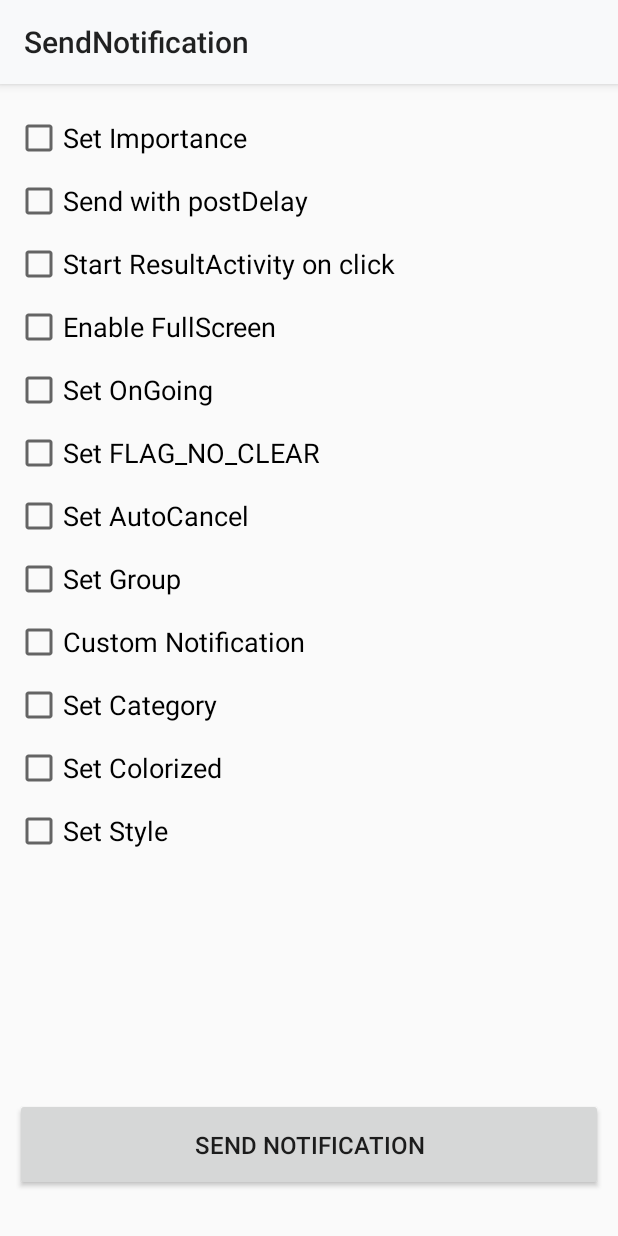
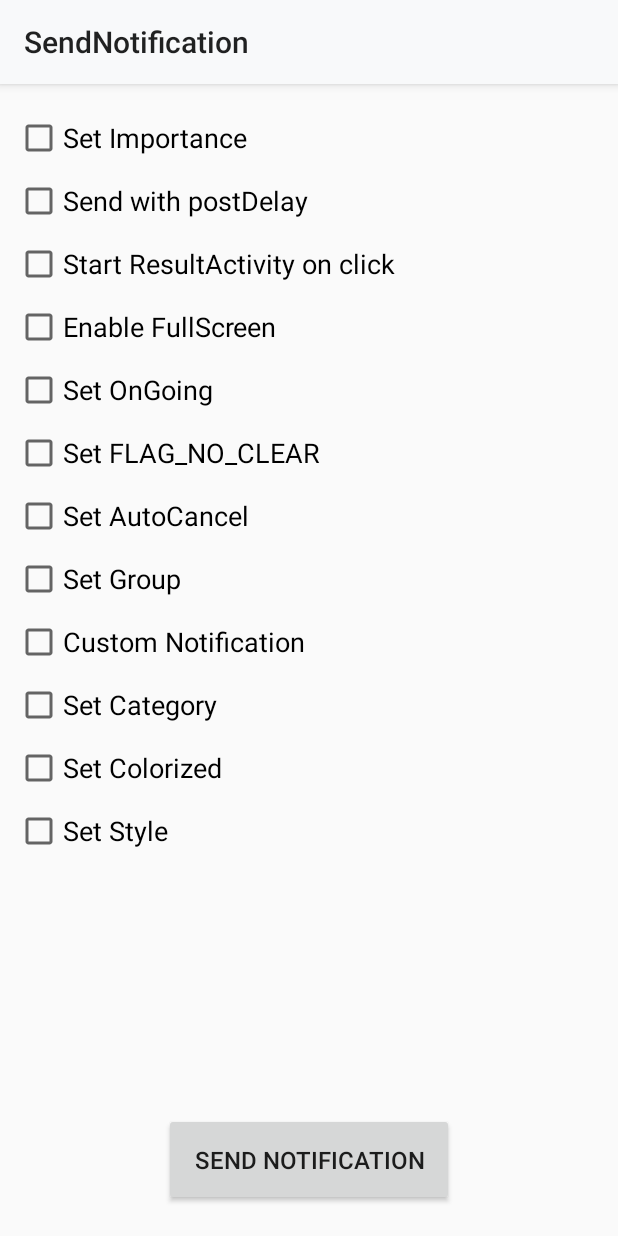
Before and after one commit to layonmartins/SendNotification, an Android app: the screen it shows after launch (MainActivity), on a phone screen of 412 x 824 dp. Run offline under Robolectric (Android 15) with nearby library versions, the phone set to English and light mode, and no system bars.

Commit message:
update sendNotification buttom

```diff
--- a/app/build.gradle
+++ b/app/build.gradle
@@ -25,4 +25,5 @@ dependencies {
     testImplementation 'junit:junit:4.12'
     androidTestImplementation 'androidx.test.ext:junit:1.1.0'
     androidTestImplementation 'androidx.test.espresso:espresso-core:3.1.1'
+
 }
--- a/app/src/main/res/layout/activity_main.xml
+++ b/app/src/main/res/layout/activity_main.xml
@@ -11,10 +11,10 @@
         android:id="@+id/scrollview"
         android:layout_width="match_parent"
         android:layout_height="0dp"
+        app:layout_constraintBottom_toTopOf="@id/send_button"
+        app:layout_constraintEnd_toEndOf="parent"
         app:layout_constraintStart_toStartOf="parent"
-        app:layout_constraintEnd_toEndOf="parent"
-        app:layout_constraintTop_toTopOf="parent"
-        app:layout_constraintBottom_toTopOf="@id/send_button">
+        app:layout_constraintTop_toTopOf="parent">
 
         <androidx.constraintlayout.widget.ConstraintLayout
             android:id="@+id/scrollConfigs"
@@ -26,9 +26,9 @@
                 android:layout_width="wrap_content"
                 android:layout_height="wrap_content"
                 android:layout_marginTop="@dimen/margin_checkboxs"
+                android:onClick="onCheckBoxImportanceClicked"
+                android:text="Set Importance"
                 android:textSize="@dimen/config_text"
-        android:text="Set Importance"
-        android:onClick="onCheckBoxImportanceClicked"
                 app:layout_constraintStart_toStartOf="parent"
                 app:layout_constraintTop_toTopOf="parent" />
 
@@ -38,19 +38,19 @@
                 android:layout_height="wrap_content"
                 android:layout_marginStart="10dp"
                 android:visibility="gone"
+                app:layout_constraintBaseline_toBaselineOf="@id/checkBox_importance"
                 app:layout_constraintEnd_toEndOf="parent"
                 app:layout_constraintHorizontal_bias="0.0"
-        app:layout_constraintStart_toEndOf="@+id/checkBox_importance"
-        app:layout_constraintBaseline_toBaselineOf="@id/checkBox_importance"/>
+                app:layout_constraintStart_toEndOf="@+id/checkBox_importance" />
 
             <CheckBox
                 android:id="@+id/checkBox_postDelay"
                 android:layout_width="wrap_content"
                 android:layout_height="wrap_content"
                 android:layout_marginTop="@dimen/margin_checkboxs"
+                android:onClick="onCheckBoxSecondsClicked"
+                android:text="Send with postDelay"
                 android:textSize="@dimen/config_text"
-        android:text="Send with postDelay"
-        android:onClick="onCheckBoxSecondsClicked"
                 app:layout_constraintStart_toStartOf="@+id/editText"
                 app:layout_constraintTop_toBottomOf="@+id/checkBox_importance" />
 
@@ -60,24 +60,24 @@
                 android:layout_height="wrap_content"
                 android:layout_marginStart="10dp"
                 android:visibility="gone"
+                app:layout_constraintBaseline_toBaselineOf="@id/checkBox_postDelay"
                 app:layout_constraintEnd_toEndOf="@id/textview_seconds"
                 app:layout_constraintHorizontal_bias="0.0"
-        app:layout_constraintStart_toEndOf="@+id/checkBox_postDelay"
-        app:layout_constraintBaseline_toBaselineOf="@id/checkBox_postDelay"/>
+                app:layout_constraintStart_toEndOf="@+id/checkBox_postDelay" />
 
             <TextView
                 android:id="@+id/textview_seconds"
                 android:layout_width="0dp"
                 android:layout_height="wrap_content"
+                android:ellipsize="end"
+                android:maxLines="1"
                 android:text="sec"
-        android:maxLines="1"
-        android:ellipsize="end"
+                android:textSize="@dimen/config_text"
                 android:visibility="gone"
-        android:textSize="@dimen/config_text"
+                app:layout_constraintBaseline_toBaselineOf="@id/spinner_seconds"
                 app:layout_constraintEnd_toEndOf="parent"
                 app:layout_constraintHorizontal_bias="0.0"
-        app:layout_constraintStart_toEndOf="@id/spinner_seconds"
-        app:layout_constraintBaseline_toBaselineOf="@id/spinner_seconds">
+                app:layout_constraintStart_toEndOf="@id/spinner_seconds">
 
             </TextView>
 
@@ -85,90 +85,82 @@
                 android:id="@+id/checkBox_StartActivity"
                 android:layout_width="wrap_content"
                 android:layout_height="wrap_content"
+                android:layout_marginTop="@dimen/margin_checkboxs"
+                android:text="Start ResultActivity on click"
                 android:textSize="@dimen/config_text"
-        android:text="Start ResultActivity on click"
-        android:layout_marginTop="@dimen/margin_checkboxs"
                 app:layout_constraintStart_toStartOf="@id/checkBox_postDelay"
-        app:layout_constraintTop_toBottomOf="@id/checkBox_postDelay">
-    </CheckBox>
+                app:layout_constraintTop_toBottomOf="@id/checkBox_postDelay"></CheckBox>
 
             <CheckBox
                 android:id="@+id/checkBox_fullScreen"
                 android:layout_width="wrap_content"
                 android:layout_height="wrap_content"
+                android:layout_marginTop="@dimen/margin_checkboxs"
+                android:text="Enable FullScreen"
                 android:textSize="@dimen/config_text"
-        android:text="Enable FullScreen"
-        android:layout_marginTop="@dimen/margin_checkboxs"
                 app:layout_constraintStart_toStartOf="@id/checkBox_StartActivity"
-        app:layout_constraintTop_toBottomOf="@id/checkBox_StartActivity">
-    </CheckBox>
+                app:layout_constraintTop_toBottomOf="@id/checkBox_StartActivity"></CheckBox>
 
             <CheckBox
                 android:id="@+id/checkBox_ongoing"
                 android:layout_width="wrap_content"
                 android:layout_height="wrap_content"
+                android:layout_marginTop="@dimen/margin_checkboxs"
+                android:text="Set OnGoing"
                 android:textSize="@dimen/config_text"
-        android:text="Set OnGoing"
-        android:layout_marginTop="@dimen/margin_checkboxs"
                 app:layout_constraintStart_toStartOf="@id/checkBox_StartActivity"
-        app:layout_constraintTop_toBottomOf="@id/checkBox_fullScreen">
-    </CheckBox>
+                app:layout_constraintTop_toBottomOf="@id/checkBox_fullScreen"></CheckBox>
 
             <CheckBox
                 android:id="@+id/checkBox_flagnoclear"
                 android:layout_width="wrap_content"
                 android:layout_height="wrap_content"
+                android:layout_marginTop="@dimen/margin_checkboxs"
+                android:text="Set FLAG_NO_CLEAR"
                 android:textSize="@dimen/config_text"
-        android:text="Set FLAG_NO_CLEAR"
-        android:layout_marginTop="@dimen/margin_checkboxs"
                 app:layout_constraintStart_toStartOf="@id/checkBox_StartActivity"
-        app:layout_constraintTop_toBottomOf="@id/checkBox_ongoing">
-    </CheckBox>
+                app:layout_constraintTop_toBottomOf="@id/checkBox_ongoing"></CheckBox>
 
             <CheckBox
                 android:id="@+id/checkBox_autocancel"
                 android:layout_width="wrap_content"
                 android:layout_height="wrap_content"
+                android:layout_marginTop="@dimen/margin_checkboxs"
+                android:text="Set AutoCancel"
                 android:textSize="@dimen/config_text"
-        android:text="Set AutoCancel"
-        android:layout_marginTop="@dimen/margin_checkboxs"
                 app:layout_constraintStart_toStartOf="@id/checkBox_StartActivity"
-        app:layout_constraintTop_toBottomOf="@id/checkBox_flagnoclear">
-    </CheckBox>
+                app:layout_constraintTop_toBottomOf="@id/checkBox_flagnoclear"></CheckBox>
 
             <CheckBox
                 android:id="@+id/checkBox_group"
                 android:layout_width="wrap_content"
                 android:layout_height="wrap_content"
+                android:layout_marginTop="@dimen/margin_checkboxs"
+                android:text="Set Group"
                 android:textSize="@dimen/config_text"
-        android:text="Set Group"
-        android:layout_marginTop="@dimen/margin_checkboxs"
                 app:layout_constraintStart_toStartOf="@id/checkBox_StartActivity"
-        app:layout_constraintTop_toBottomOf="@id/checkBox_autocancel">
-    </CheckBox>
+                app:layout_constraintTop_toBottomOf="@id/checkBox_autocancel"></CheckBox>
 
             <CheckBox
                 android:id="@+id/checkBox_custom"
                 android:layout_width="wrap_content"
                 android:layout_height="wrap_content"
+                android:layout_marginTop="@dimen/margin_checkboxs"
+                android:text="Custom Notification"
                 android:textSize="@dimen/config_text"
-        android:text="Custom Notification"
-        android:layout_marginTop="@dimen/margin_checkboxs"
                 app:layout_constraintStart_toStartOf="@id/checkBox_StartActivity"
-        app:layout_constraintTop_toBottomOf="@id/checkBox_group">
-    </CheckBox>
+                app:layout_constraintTop_toBottomOf="@id/checkBox_group"></CheckBox>
 
             <CheckBox
                 android:id="@+id/checkBox_category"
                 android:layout_width="wrap_content"
                 android:layout_height="wrap_content"
+                android:layout_marginTop="@dimen/margin_checkboxs"
+                android:onClick="onCheckBoxCategoryClicked"
+                android:text="Set Category"
                 android:textSize="@dimen/config_text"
-        android:text="Set Category"
-        android:onClick="onCheckBoxCategoryClicked"
-        android:layout_marginTop="@dimen/margin_checkboxs"
                 app:layout_constraintStart_toStartOf="@id/checkBox_StartActivity"
-        app:layout_constraintTop_toBottomOf="@id/checkBox_custom">
-    </CheckBox>
+                app:layout_constraintTop_toBottomOf="@id/checkBox_custom"></CheckBox>
 
             <Spinner
                 android:id="@+id/spinner_category"
@@ -177,9 +169,9 @@
                 android:layout_marginStart="10dp"
                 android:visibility="gone"
                 app:layout_constraintBaseline_toBaselineOf="@id/checkBox_category"
+                app:layout_constraintEnd_toEndOf="parent"
                 app:layout_constraintHorizontal_bias="0.0"
-        app:layout_constraintStart_toEndOf="@+id/checkBox_category"
-        app:layout_constraintEnd_toEndOf="parent">
+                app:layout_constraintStart_toEndOf="@+id/checkBox_category">
 
             </Spinner>
 
@@ -187,24 +179,22 @@
                 android:id="@+id/checkBox_colorized"
                 android:layout_width="wrap_content"
                 android:layout_height="wrap_content"
+                android:layout_marginTop="@dimen/margin_checkboxs"
+                android:text="Set Colorized"
                 android:textSize="@dimen/config_text"
-        android:text="Set Colorized"
-        android:layout_marginTop="@dimen/margin_checkboxs"
                 app:layout_constraintStart_toStartOf="@id/checkBox_category"
-        app:layout_constraintTop_toBottomOf="@id/checkBox_category">
-    </CheckBox>
+                app:layout_constraintTop_toBottomOf="@id/checkBox_category"></CheckBox>
 
             <CheckBox
                 android:id="@+id/checkBox_style"
                 android:layout_width="wrap_content"
                 android:layout_height="wrap_content"
+                android:layout_marginTop="@dimen/margin_checkboxs"
+                android:onClick="onCheckBoxStyleClicked"
+                android:text="Set Style"
                 android:textSize="@dimen/config_text"
-        android:text="Set Style"
-        android:onClick="onCheckBoxStyleClicked"
-        android:layout_marginTop="@dimen/margin_checkboxs"
                 app:layout_constraintStart_toStartOf="@id/checkBox_StartActivity"
-        app:layout_constraintTop_toBottomOf="@id/checkBox_colorized">
-    </CheckBox>
+                app:layout_constraintTop_toBottomOf="@id/checkBox_colorized"></CheckBox>
 
             <Spinner
                 android:id="@+id/spinner_style"
@@ -213,9 +203,9 @@
                 android:layout_marginStart="10dp"
                 android:visibility="gone"
                 app:layout_constraintBaseline_toBaselineOf="@id/checkBox_style"
+                app:layout_constraintEnd_toEndOf="parent"
                 app:layout_constraintHorizontal_bias="0.0"
-        app:layout_constraintStart_toEndOf="@+id/checkBox_style"
-        app:layout_constraintEnd_toEndOf="parent">
+                app:layout_constraintStart_toEndOf="@+id/checkBox_style">
 
             </Spinner>
 
@@ -225,16 +215,15 @@
 
     <Button
         android:id="@+id/send_button"
-        android:layout_width="match_parent"
+        android:layout_width="wrap_content"
         android:layout_height="wrap_content"
+        android:layout_margin="10dp"
+        android:onClick="sendNotification"
+        android:padding="20dp"
         android:text="Send Notification"
-        android:onClick="sendNotification"
         android:textSize="16sp"
-        android:padding="20dp"
-        android:layout_marginBottom="20dp"
         app:layout_constraintBottom_toBottomOf="parent"
         app:layout_constraintEnd_toEndOf="parent"
-        app:layout_constraintStart_toStartOf="parent">
-    </Button>
+        app:layout_constraintStart_toStartOf="parent"></Button>
 
 </androidx.constraintlayout.widget.ConstraintLayout>
```
Lines whose indentation alone changed are shown as unchanged.
